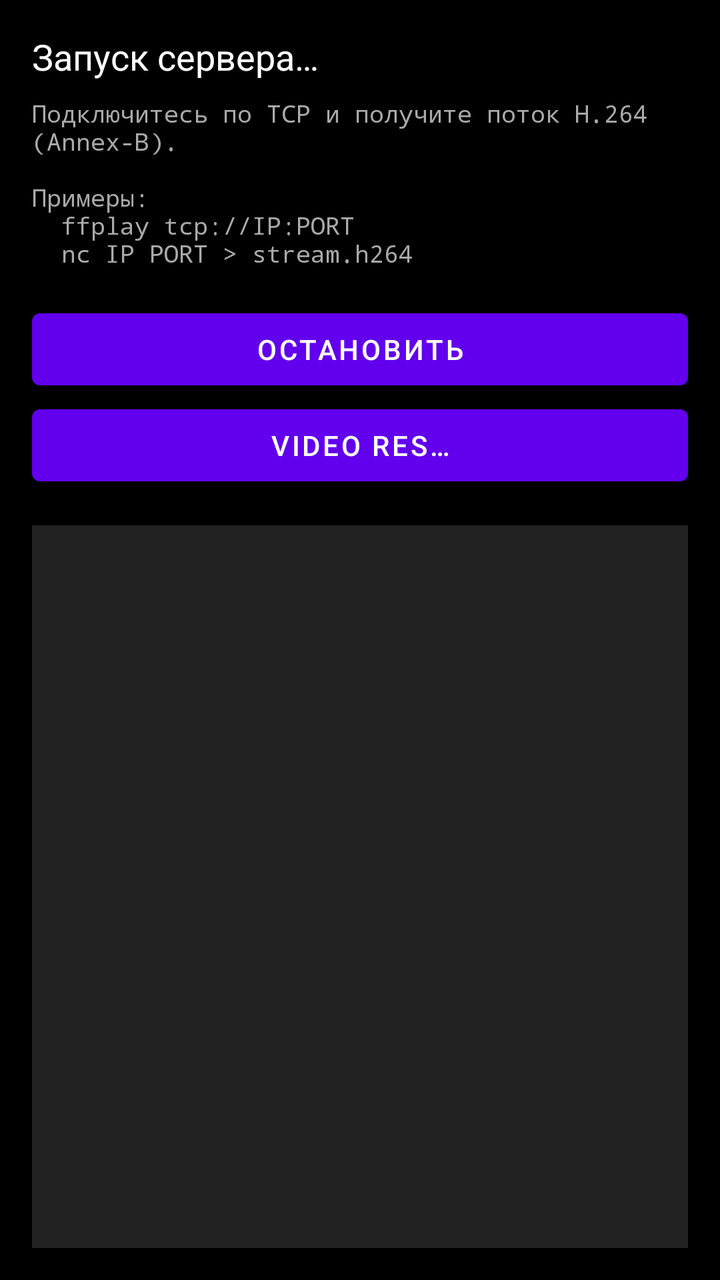
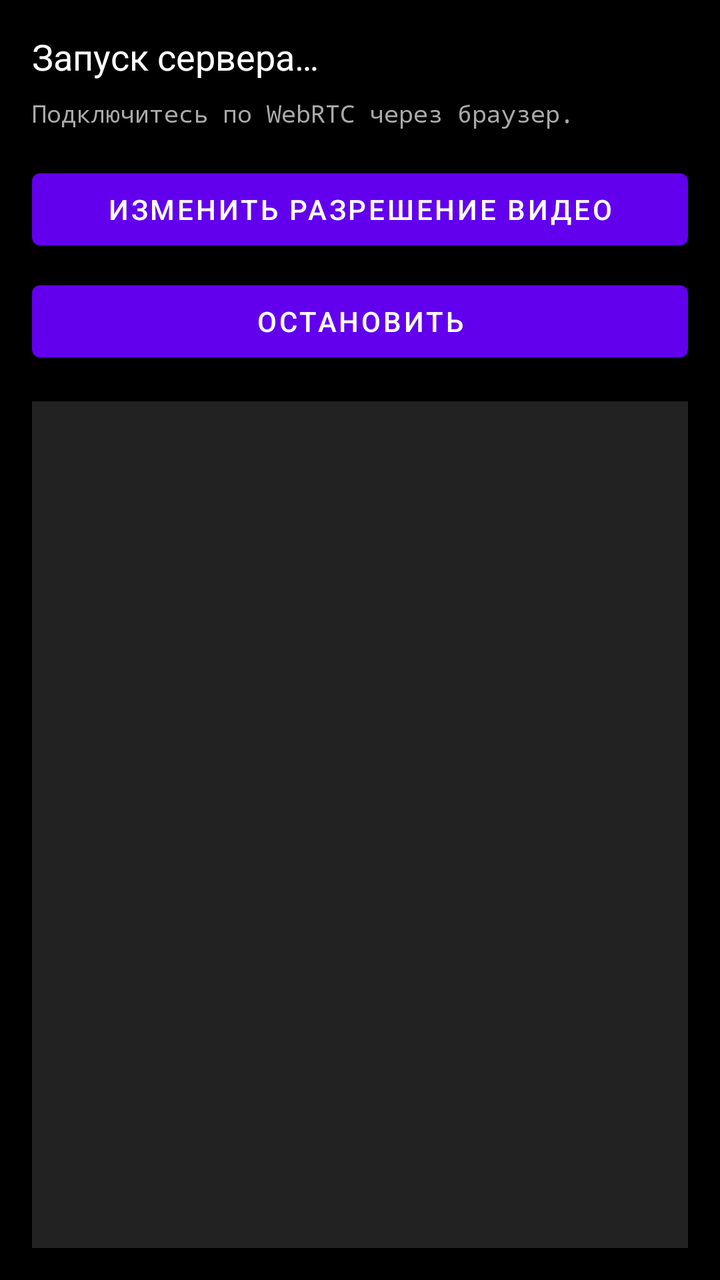

Compare the two renders of this Android layout. The source of the first and the diff that turns it into the second are given below.
<!-- AndroidManifest.xml: application theme Theme.Live360Viewer -->
<!-- res/layout/activity_streamer.xml -->
<?xml version="1.0" encoding="utf-8"?>
<LinearLayout xmlns:android="http://schemas.android.com/apk/res/android"
    android:layout_width="match_parent"
    android:layout_height="match_parent"
    android:orientation="vertical"
    android:padding="16dp"
    android:background="@color/black">

    <TextView
        android:id="@+id/tvStatus"
        android:layout_width="match_parent"
        android:layout_height="wrap_content"
        android:text="Запуск сервера…"
        android:textColor="@color/white"
        android:textSize="18sp"
        android:paddingBottom="8dp"/>

    <TextView
        android:layout_width="match_parent"
        android:layout_height="wrap_content"
        android:text="Подключитесь по TCP и получите поток H.264 (Annex-B).\n\nПримеры:\n  ffplay tcp://IP:PORT\n  nc IP PORT &gt; stream.h264"
        android:textColor="#AAAAAA"
        android:textSize="12sp"
        android:fontFamily="monospace"
        android:paddingBottom="16dp"/>

    <Button
        android:id="@+id/btnStop"
        android:layout_width="match_parent"
        android:layout_height="wrap_content"
        android:text="Остановить"/>
    <Button
        android:id="@+id/btnChangeRes"
        android:layout_width="match_parent"
        android:layout_height="wrap_content"
        android:text="Video res…" />
    <ScrollView
        android:layout_width="match_parent"
        android:layout_height="0dp"
        android:layout_weight="1"
        android:layout_marginTop="16dp"
        android:background="#222222">

        <TextView
            android:id="@+id/tvLog"
            android:layout_width="match_parent"
            android:layout_height="wrap_content"
            android:padding="8dp"
            android:fontFamily="monospace"
            android:textColor="#00FF00"
            android:textSize="11sp"/>
    </ScrollView>

</LinearLayout>
<!-- resources referenced by this layout -->
<resources>
  <color name="black">#FF000000</color>
  <color name="white">#FFFFFFFF</color>
  <style name="Theme.Live360Viewer" parent="Theme.MaterialComponents.DayNight.NoActionBar">
          <item name="colorPrimary">@color/purple_500</item>
          <item name="colorPrimaryVariant">@color/purple_700</item>
          <item name="colorOnPrimary">@color/white</item>
          <item name="colorSecondary">@color/teal_200</item>
          <item name="colorSecondaryVariant">@color/teal_700</item>
          <item name="colorOnSecondary">@color/black</item>
          <item name="android:statusBarColor" tools:targetApi="l">?attr/colorPrimaryVariant</item>
      </style>
  <color name="purple_500">#FF6200EE</color>
  <color name="purple_700">#FF3700B3</color>
  <color name="teal_200">#FF03DAC5</color>
  <color name="teal_700">#FF018786</color>
</resources>

<!-- the commit's change to res/layout/activity_streamer.xml (unified diff, before → after) -->
@@ -18,22 +18,26 @@
     <TextView
         android:layout_width="match_parent"
         android:layout_height="wrap_content"
-        android:text="Подключитесь по TCP и получите поток H.264 (Annex-B).\n\nПримеры:\n  ffplay tcp://IP:PORT\n  nc IP PORT &gt; stream.h264"
+        android:text="Подключитесь по WebRTC через браузер."
         android:textColor="#AAAAAA"
         android:textSize="12sp"
         android:fontFamily="monospace"
         android:paddingBottom="16dp"/>
 
+    
+    <Button
+        android:id="@+id/btnChangeRes"
+        android:layout_width="match_parent"
+        android:layout_height="wrap_content"
+        android:text="Изменить разрешение видео" />
+
     <Button
         android:id="@+id/btnStop"
         android:layout_width="match_parent"
         android:layout_height="wrap_content"
+        android:layout_marginTop="8dp"
         android:text="Остановить"/>
-    <Button
-        android:id="@+id/btnChangeRes"
-        android:layout_width="match_parent"
-        android:layout_height="wrap_content"
-        android:text="Video res…" />
+
     <ScrollView
         android:layout_width="match_parent"
         android:layout_height="0dp"
